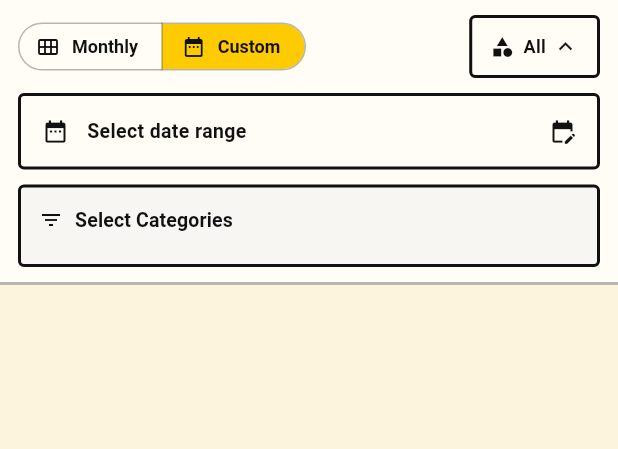
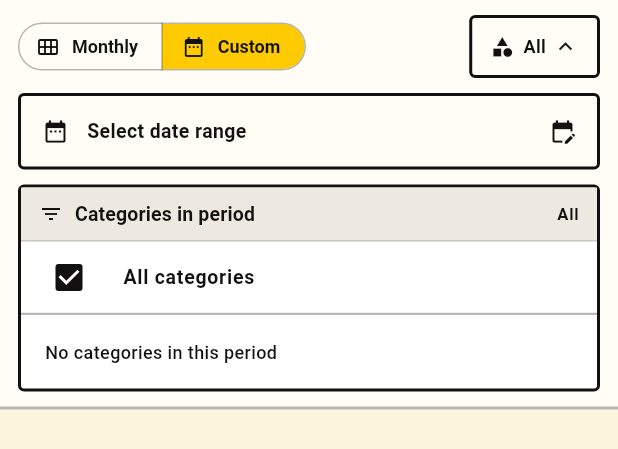
Before and after one commit to ryandam9/expenses, a Flutter app: the FilterBar widget shown alone on an empty page, opened directly, after a tap on "Custom", after a tap on "All", on a phone screen of 412 x 824 dp. Shown: the top 449 px of the screen. Run offline on Flutter 3.47's test engine with Material 3 defaults, Android fonts, the phone set to English and light mode, and no system bars; our stand-ins replace fl_chart, flutter_riverpod, google_fonts, sqflite, sqflite_common_ffi; accounts and stored records are empty; Roboto replaces fonts that are missing (Google Sans).

Commit message:
Period-specific category checkboxes, paginated table, filtered chart

```diff
--- a/lib/widgets/filter_bar.dart
+++ b/lib/widgets/filter_bar.dart
@@ -35,14 +35,31 @@ class _FilterBarState extends ConsumerState<FilterBar> {
 
   Future<void> _loadOptions() async {
     try {
-      final cats = await _db.getCategories();
       final years = await _db.getYears();
+      final cats = await _db.getCategoriesForPeriod(filter: ref.read(filterProvider));
       if (mounted) {
         setState(() {
           _categories = cats;
           _years = years;
           _selYear = years.isNotEmpty ? years.first : null;
         });
+      }
+    } catch (_) {}
+  }
+
+  /// Reloads the category options for the given period and drops any selected
+  /// categories that no longer exist within it.
+  Future<void> _loadPeriodCategories(AppFilter f) async {
+    try {
+      final cats = await _db.getCategoriesForPeriod(filter: f);
+      if (!mounted) return;
+      setState(() => _categories = cats);
+      final selected = f.categories;
+      if (selected.isNotEmpty) {
+        final pruned = selected.where(cats.contains).toList();
+        if (pruned.length != selected.length) {
+          ref.read(filterProvider.notifier).setCategories(pruned);
+        }
       }
     } catch (_) {}
   }
@@ -107,6 +124,13 @@ class _FilterBarState extends ConsumerState<FilterBar> {
     final theme = Theme.of(context);
     final filter = ref.watch(filterProvider);
     final hasFilter = filter.hasPeriod || filter.hasCategories;
+
+    // Keep the category options in sync with the selected period.
+    ref.listen(filterProvider, (prev, next) {
+      if (prev?.startDate != next.startDate || prev?.endDate != next.endDate) {
+        _loadPeriodCategories(next);
+      }
+    });
 
     return Container(
       decoration: BoxDecoration(
@@ -322,60 +346,85 @@ class _FilterBarState extends ConsumerState<FilterBar> {
   }
 
   Widget _buildCategoryPanel(ThemeData theme, AppFilter filter) {
+    final allSelected = filter.categories.isEmpty;
     return Container(
       margin: const EdgeInsets.only(top: 10),
-      padding: const EdgeInsets.all(12),
       decoration: BoxDecoration(
         border: Border.all(color: theme.colorScheme.primary, width: 2),
         borderRadius: BorderRadius.circular(4),
-        color: theme.colorScheme.surfaceContainerLow,
+        color: theme.colorScheme.surfaceContainerLowest,
       ),
       child: Column(
         crossAxisAlignment: CrossAxisAlignment.start,
+        mainAxisSize: MainAxisSize.min,
         children: [
-          Row(
+          Container(
+            padding: const EdgeInsets.symmetric(horizontal: 12, vertical: 8),
+            decoration: BoxDecoration(
+              color: theme.colorScheme.surfaceContainerHigh,
+              border: Border(
+                bottom: BorderSide(color: theme.colorScheme.outlineVariant, width: 1),
+              ),
+            ),
+            child: Row(
               children: [
                 Icon(Icons.filter_list, size: 16, color: theme.colorScheme.primary),
                 const SizedBox(width: 8),
-              Text('Select Categories', style: theme.textTheme.labelLarge),
+                Text('Categories in period', style: theme.textTheme.labelLarge),
                 const Spacer(),
-              if (filter.hasCategories)
-                TextButton.icon(
-                  onPressed: () => ref.read(filterProvider.notifier).setCategories([]),
-                  icon: const Icon(Icons.clear_all, size: 16),
-                  label: const Text('Clear', style: TextStyle(fontSize: 12)),
+                Text(
+                  allSelected ? 'All' : '${filter.categories.length} selected',
+                  style: theme.textTheme.labelSmall?.copyWith(
+                    fontWeight: FontWeight.w700,
+                    color: theme.colorScheme.primary,
+                  ),
                 ),
               ],
             ),
-          const SizedBox(height: 8),
-          Wrap(
-            spacing: 8,
-            runSpacing: 6,
-            children: _categories.map((c) {
+          ),
+          CheckboxListTile(
+            dense: true,
+            controlAffinity: ListTileControlAffinity.leading,
+            contentPadding: const EdgeInsets.symmetric(horizontal: 12),
+            value: allSelected,
+            title: const Text('All categories',
+                style: TextStyle(fontSize: 13, fontWeight: FontWeight.w700)),
+            onChanged: (_) => ref.read(filterProvider.notifier).setCategories([]),
+          ),
+          const Divider(height: 1),
+          if (_categories.isEmpty)
+            const Padding(
+              padding: EdgeInsets.all(16),
+              child: Text('No categories in this period',
+                  style: TextStyle(fontSize: 12)),
+            )
+          else
+            ConstrainedBox(
+              constraints: const BoxConstraints(maxHeight: 280),
+              child: ListView.builder(
+                shrinkWrap: true,
+                padding: EdgeInsets.zero,
+                itemCount: _categories.length,
+                itemBuilder: (context, i) {
+                  final c = _categories[i];
                   final selected = filter.categories.contains(c);
-              return FilterChip(
-                showCheckmark: true,
-                label: Text(
+                  return CheckboxListTile(
+                    dense: true,
+                    controlAffinity: ListTileControlAffinity.leading,
+                    contentPadding: const EdgeInsets.symmetric(horizontal: 12),
+                    value: selected,
+                    title: Text(
                       c.replaceAll('-', ' ').toLowerCase(),
                       style: TextStyle(
-                    fontSize: 12,
+                        fontSize: 13,
                         fontWeight: selected ? FontWeight.w700 : FontWeight.w500,
-                    color: selected
-                        ? theme.colorScheme.onPrimary
-                        : theme.colorScheme.onSurface,
                       ),
                     ),
-                selected: selected,
-                onSelected: (_) =>
+                    onChanged: (_) =>
                         ref.read(filterProvider.notifier).toggleCategory(c),
-                selectedColor: theme.colorScheme.primary,
-                checkmarkColor: theme.colorScheme.onPrimary,
-                side: BorderSide(color: theme.colorScheme.primary, width: 1.5),
-                shape: RoundedRectangleBorder(borderRadius: BorderRadius.circular(4)),
-                materialTapTargetSize: MaterialTapTargetSize.shrinkWrap,
-                padding: const EdgeInsets.symmetric(horizontal: 8, vertical: 4),
                   );
-            }).toList(),
+                },
+              ),
             ),
         ],
       ),
```
Also changed, not shown: lib/screens/dashboard_screen.dart (+93 -19 lines), lib/services/database_service.dart (+23 -0 lines). Lines whose indentation alone changed are shown as unchanged.
